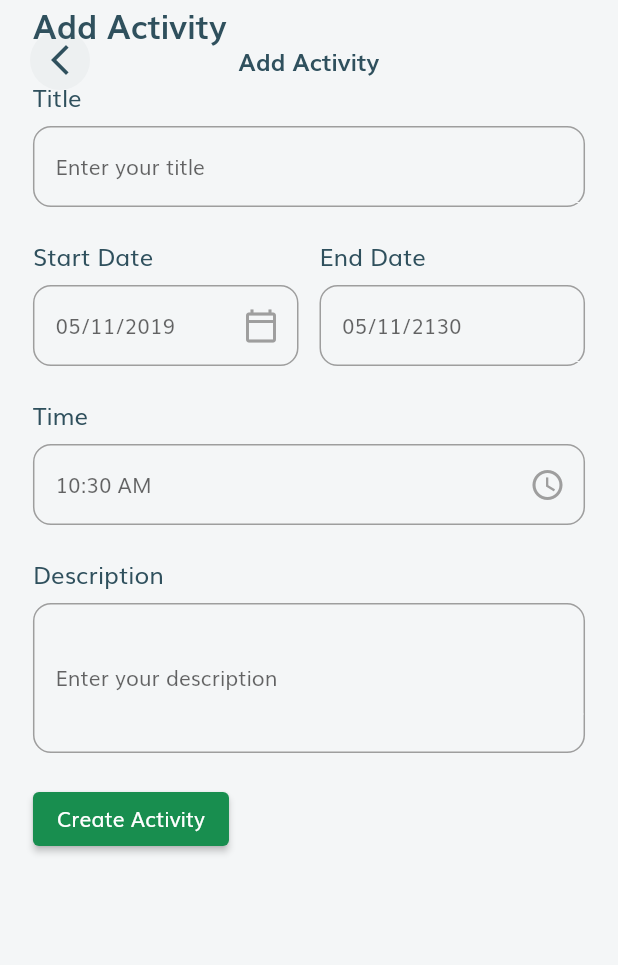
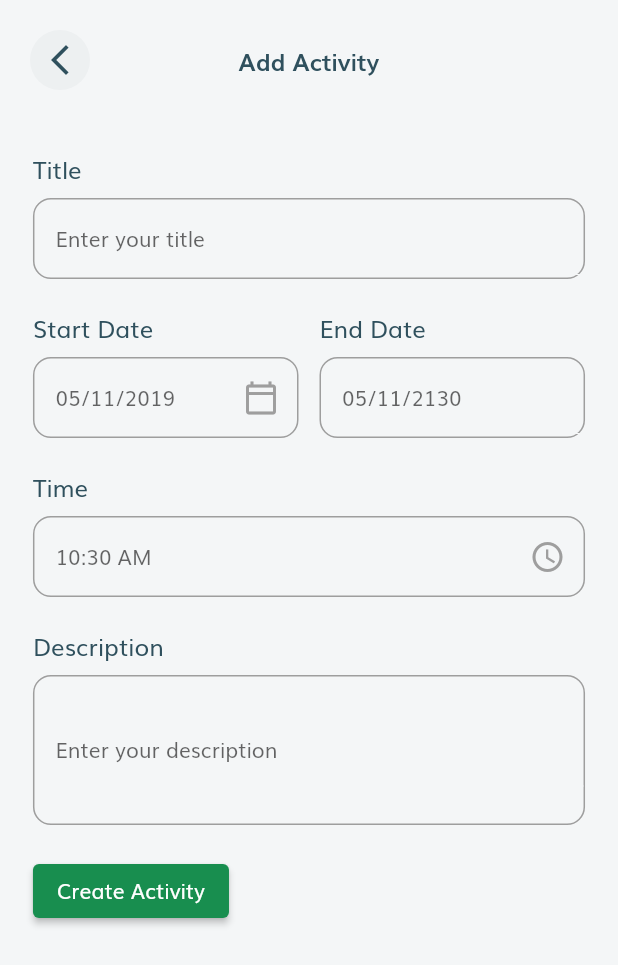
Before and after one commit to Mudennn/Denai_app, a Flutter app: the AddActivityForm screen opened by its route, on a phone screen of 412 x 824 dp. Shown: the top 965 px of the screen. Run offline on Flutter 3.47's test engine with Material 2 defaults, Android fonts, the phone set to English and light mode, and no system bars; our stand-ins replace bloc, carousel_slider, date_picker_timeline, equatable, flutter_bloc, flutter_svg.

Commit message:
Update Activity Form Page

```diff
--- a/lib/pages/activity_form/components/body.dart
+++ b/lib/pages/activity_form/components/body.dart
@@ -30,7 +30,9 @@ class _BodyState extends State<Body> {
     // final start = dateRange.start;
     // final end = dateRange.end;
 
-    return Padding(
+    return
+    SafeArea(child:
+    Padding(
       padding: EdgeInsets.symmetric(
         horizontal: getProportionateScreenWidth(20),
       ),
@@ -38,13 +40,13 @@ class _BodyState extends State<Body> {
         child: Column(
           crossAxisAlignment: CrossAxisAlignment.start,
           children: [
-            const Text(
-              "Add Activity",
-              style: TextStyle(
-                  fontSize: 22,
-                  color: headingColor,
-                  fontWeight: FontWeight.bold),
-            ),
+            // const Text(
+            //   "Add Activity",
+            //   style: TextStyle(
+            //       fontSize: 22,
+            //       color: headingColor,
+            //       fontWeight: FontWeight.bold),
+            // ),
             // -- TITLE -- //
             InputField(
               title: "Title",
@@ -131,7 +133,10 @@ class _BodyState extends State<Body> {
           ],
         ),
       ),
+    )
+
     );
+
   }
 
   validateData() {
```
